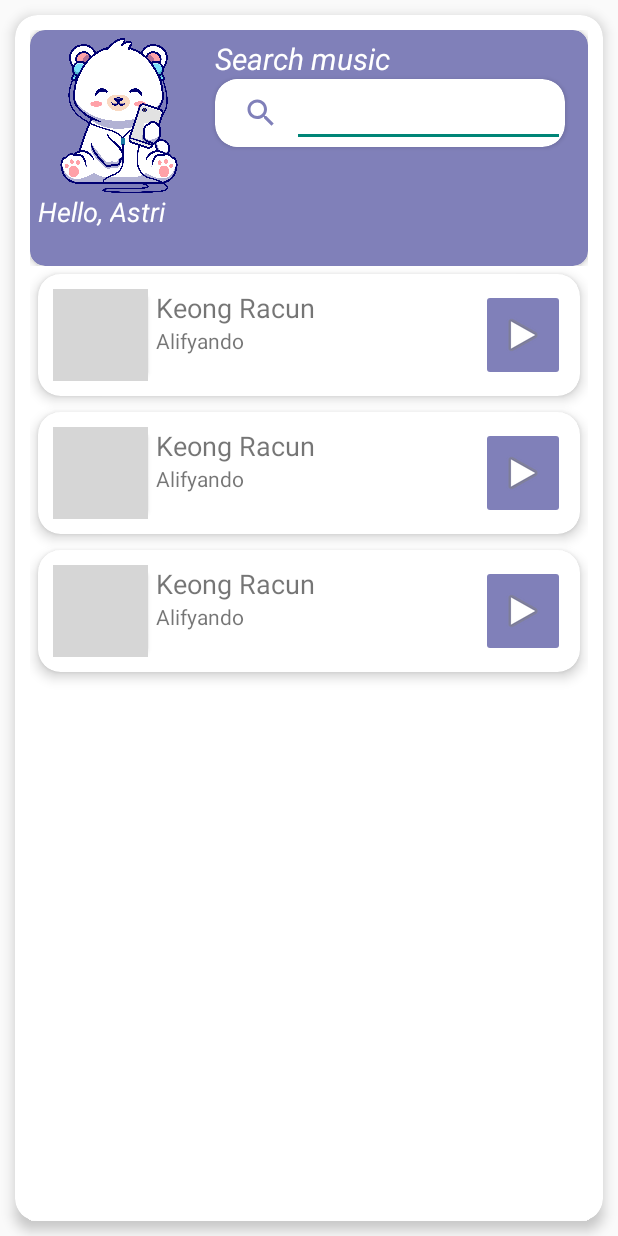
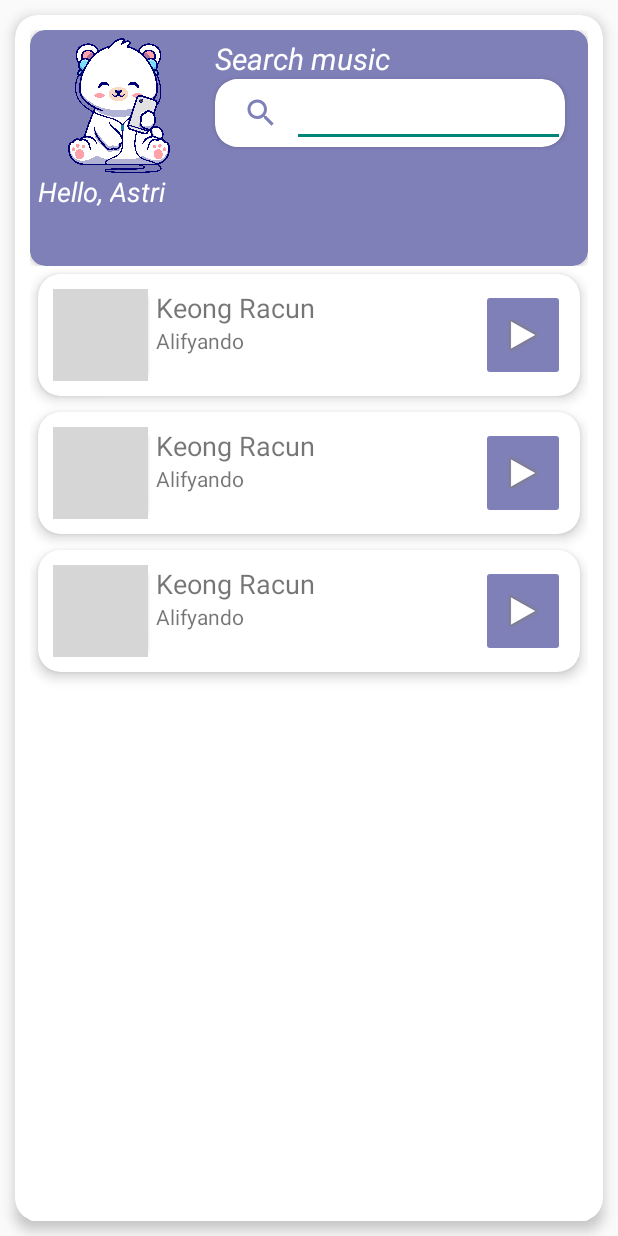
Before and after one commit to Alifyando/AplikasiTIM, an Android app: the layout activity_home.xml on its own in the app's theme, with its tools: preview values and no code run, on a phone screen of 412 x 824 dp. Run offline under Robolectric (Android 15) with nearby library versions, the light colour scheme and no system bars; Roboto replaces fonts that are not available here; grey boxes are pictures that could not be loaded.

Commit message:
Update Ui Home Activity

```diff
--- a/app/build.gradle
+++ b/app/build.gradle
@@ -10,7 +10,7 @@ android {
     compileSdk 31
 
     defaultConfig {
-        applicationId "com.adl.absensiadl"
+        applicationId "com.adl.aplikasitim"
         minSdk 26
         targetSdk 31
         versionCode 1
@@ -49,6 +49,8 @@ dependencies {
     testImplementation 'junit:junit:4.13.2'
     androidTestImplementation 'androidx.test.ext:junit:1.1.3'
     androidTestImplementation 'androidx.test.espresso:espresso-core:3.4.0'
+    implementation platform('com.google.firebase:firebase-bom:29.3.1')
+    implementation 'com.google.firebase:firebase-analytics-ktx'
 
 }
 
--- /dev/null
+++ b/app/src/main/java/com/adl/aplikasitim/Home.kt
@@ -0,0 +1,11 @@
+package com.adl.aplikasitim
+
+import androidx.appcompat.app.AppCompatActivity
+import android.os.Bundle
+
+class Home : AppCompatActivity() {
+    override fun onCreate(savedInstanceState: Bundle?) {
+        super.onCreate(savedInstanceState)
+        setContentView(R.layout.activity_home)
+    }
+}
--- a/app/src/main/java/com/adl/aplikasitim/LoginActivity.kt
+++ b/app/src/main/java/com/adl/aplikasitim/LoginActivity.kt
@@ -15,6 +15,7 @@ class LoginActivity : AppCompatActivity() {
         setContentView(R.layout.login_activity)
 
         auth = FirebaseAuth.getInstance()
+
         btnLogin.setOnClickListener({
             login()
     })
@@ -27,7 +28,7 @@ class LoginActivity : AppCompatActivity() {
     private fun login() {
         auth.signInWithEmailAndPassword(txtEmail.text.toString(),txtPassword.text.toString()).addOnCompleteListener { it ->
             if(it.isSuccessful){
-                val intent = Intent(this,MainActivity::class.java)
+                val intent = Intent(this,Home::class.java)
                 startActivity(intent)
                 finish()
             }
--- a/app/src/main/java/com/adl/aplikasitim/RegisterActivity.kt
+++ b/app/src/main/java/com/adl/aplikasitim/RegisterActivity.kt
@@ -2,6 +2,7 @@ package com.adl.aplikasitim
 
 import androidx.appcompat.app.AppCompatActivity
 import android.os.Bundle
+import android.widget.Toast
 import com.google.firebase.auth.FirebaseAuth
 import kotlinx.android.synthetic.main.activity_register.*
 
@@ -25,7 +26,9 @@ class RegisterActivity : AppCompatActivity() {
             .addOnCompleteListener { it ->
                 if (it.isSuccessful) {
                     finish()
+                    Toast.makeText(this,"Username berhasil ditambahkan",Toast.LENGTH_LONG).show()
                 }
-            }
+            }.addOnFailureListener{ exception ->
+                Toast.makeText(applicationContext,exception.localizedMessage,Toast.LENGTH_LONG).show()}
     }
 }
--- a/app/src/main/res/layout/home.xml
+++ b/app/src/main/res/layout/activity_home.xml
@@ -41,7 +41,7 @@
                         <ImageView
                             android:id="@+id/imageView12"
                             android:layout_width="108dp"
-                            android:layout_height="103dp"
+                            android:layout_height="90dp"
                             app:srcCompat="@drawable/logo2" />
 
                         <LinearLayout
--- a/app/src/main/res/layout/login_activity.xml
+++ b/app/src/main/res/layout/login_activity.xml
@@ -58,6 +58,7 @@
                     android:gravity="start|top"
                     android:inputType="textMultiLine"
                     android:text="email"
+                    android:textColor="#040303"
                     tools:ignore="TouchTargetSizeCheck" />
             </LinearLayout>
 
--- a/app/src/main/res/layout/playlist.xml
+++ b/app/src/main/res/layout/playlist.xml
@@ -63,6 +63,7 @@
                 android:layout_width="match_parent"
                 android:layout_height="match_parent"
                 android:backgroundTint="#8080B9"
+                android:cropToPadding="false"
                 app:srcCompat="@android:drawable/ic_media_play"
                 tools:ignore="SpeakableTextPresentCheck,SpeakableTextPresentCheck" />
         </LinearLayout>
```
Also changed, not shown: app/src/main/AndroidManifest.xml (+7 -7 lines), build.gradle (+8 -2 lines), 1 other file.
